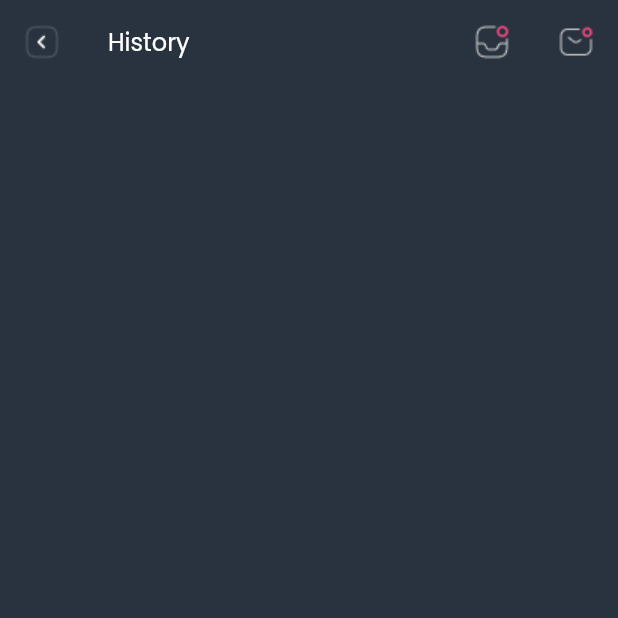
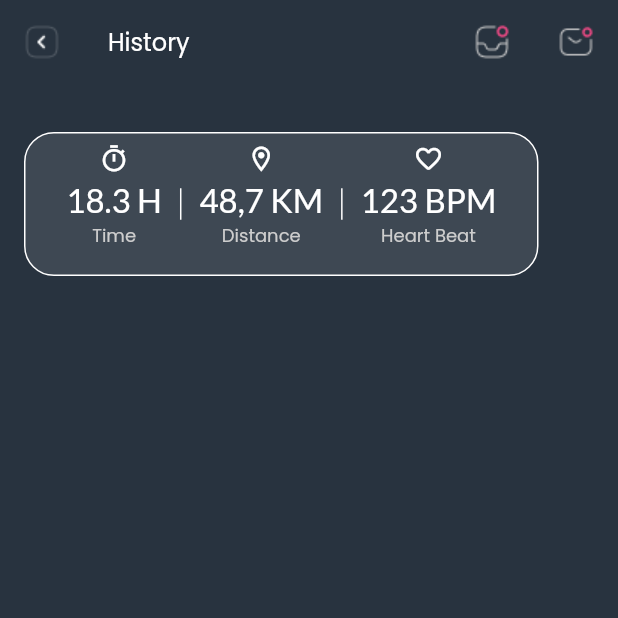
Before and after one commit to salsabilelshiekh2022/Running-App, a Flutter app: the screen it shows after launch, on a phone screen of 412 x 824 dp, the top half of it. Run offline on Flutter 3.47's test engine with Material 2 defaults, Android fonts, the light colour scheme and no system bars.

Commit message:
Create Information Details in history page

```diff
--- a/lib/views/history/view.dart
+++ b/lib/views/history/view.dart
@@ -1,5 +1,7 @@
 import 'package:flutter/material.dart';
 import 'package:running_app/widgets/app_text.dart';
+
+import '../../widgets/information_box.dart';
 
 class HistoryView extends StatelessWidget {
   const HistoryView({super.key});
@@ -8,7 +10,7 @@ class HistoryView extends StatelessWidget {
   Widget build(BuildContext context) {
     return Scaffold(
       appBar: AppBar(
-        title: AppText(
+        title: const AppText(
           text: "History",
           fontSize: 16,
         ),
@@ -19,12 +21,16 @@ class HistoryView extends StatelessWidget {
         ],
       ),
       body: const SafeArea(
+          child: Padding(
+        padding: EdgeInsets.symmetric(horizontal: 16),
         child: Column(
           children: [
             SizedBox(
               height: 32,
             ),
+            InformationBox(),
           ],
+        ),
       )),
     );
   }
--- /dev/null
+++ b/lib/widgets/information_box.dart
@@ -0,0 +1,62 @@
+import 'package:flutter/material.dart';
+
+import 'information_details.dart';
+
+class InformationBox extends StatelessWidget {
+  const InformationBox({super.key});
+
+  @override
+  Widget build(BuildContext context) {
+    return Container(
+      width: 343,
+      height: 96,
+      decoration: ShapeDecoration(
+        color: Colors.white.withOpacity(0.1),
+        shape: RoundedRectangleBorder(
+          side: const BorderSide(width: 1, color: Colors.white),
+          borderRadius: BorderRadius.circular(20),
+        ),
+      ),
+      child: Padding(
+        padding: const EdgeInsets.symmetric(horizontal: 7, vertical: 7),
+        child: Row(
+          mainAxisAlignment: MainAxisAlignment.center,
+          children: [
+            const InformationDetails(
+                icon: Icons.timer_outlined, name: "Time", value: "18.3 H"),
+            const SizedBox(
+              width: 12,
+            ),
+            Container(
+              width: 1,
+              height: 21,
+              color: Colors.white,
+            ),
+            const SizedBox(
+              width: 12,
+            ),
+            const InformationDetails(
+                icon: Icons.location_on_outlined,
+                name: "Distance",
+                value: "48,7 KM"),
+            const SizedBox(
+              width: 12,
+            ),
+            Container(
+              width: 1,
+              height: 21,
+              color: Colors.white,
+            ),
+            const SizedBox(
+              width: 12,
+            ),
+            const InformationDetails(
+                icon: Icons.favorite_outline_rounded,
+                name: "Heart Beat",
+                value: "123 BPM"),
+          ],
+        ),
+      ),
+    );
+  }
+}
--- /dev/null
+++ b/lib/widgets/information_details.dart
@@ -0,0 +1,39 @@
+import 'package:flutter/material.dart';
+import 'package:running_app/widgets/app_text.dart';
+
+class InformationDetails extends StatelessWidget {
+  const InformationDetails(
+      {super.key, required this.icon, required this.name, required this.value});
+  final IconData icon;
+  final String name;
+  final String value;
+
+  @override
+  Widget build(BuildContext context) {
+    return Column(
+      children: [
+        Icon(
+          icon,
+          size: 20,
+          color: Colors.white,
+        ),
+        const SizedBox(
+          height: 4,
+        ),
+        AppText(
+          text: value,
+          fontSize: 22,
+          fontFamily: 'Lato',
+        ),
+        const SizedBox(
+          height: 2,
+        ),
+        AppText(
+          text: name,
+          fontSize: 12,
+          color: const Color(0xffcdcdcd),
+        ),
+      ],
+    );
+  }
+}
```
Lines whose indentation alone changed are shown as unchanged.
